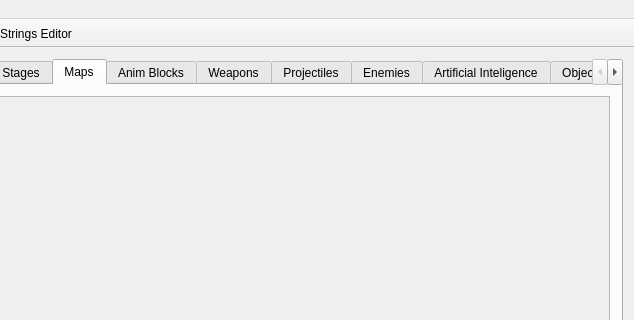
Above: editor/mainwindow.ui from protoman/rockbot before the change; both pictures show x 236 to 870 and y 0 to 320 of the 870 by 443 pixel window. Below: the same form after it.
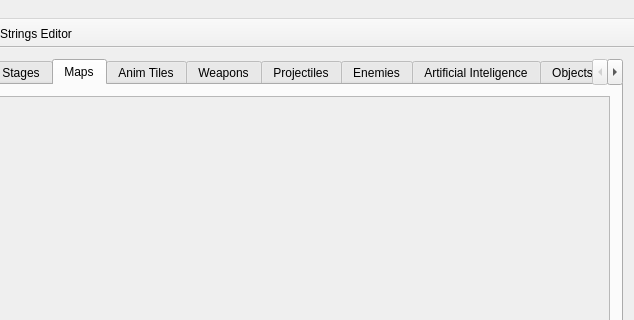
That is the form after the change. Icons and pictures are not drawn.

Patch:
```diff
--- a/editor/mainwindow.ui
+++ b/editor/mainwindow.ui
@@ -142,7 +142,7 @@
       </widget>
       <widget class="QWidget" name="anim_blocks_tab">
        <attribute name="title">
-        <string>Anim Blocks</string>
+        <string>Anim Tiles</string>
        </attribute>
        <layout class="QGridLayout" name="gridLayout_4">
         <item row="0" column="0">
```
